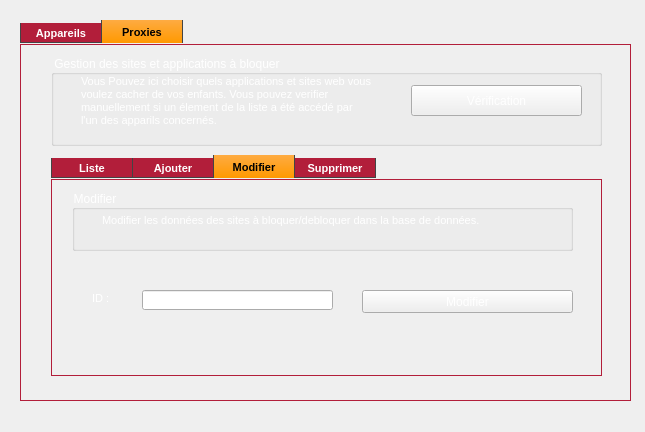
This is Proxy/mainwindow.ui in soumaya-nheri/Smart-parental-monitoring-system-2A25 as Qt 5 draws it before an edit. The edited form follows.
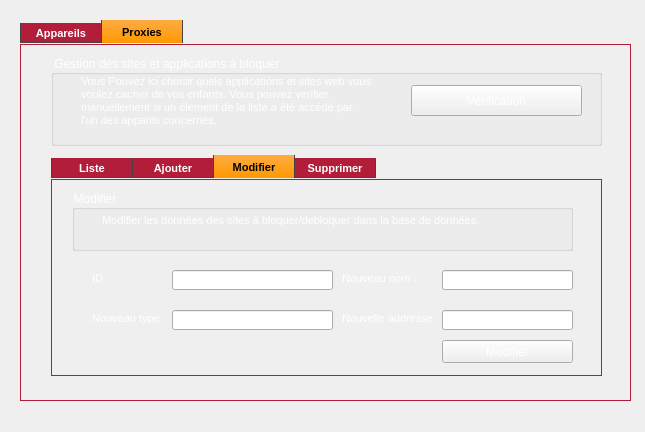
This is the edited form. The open tabs and pages were chosen to show the change.

What changed in the file:
```diff
--- a/Proxy/mainwindow.ui
+++ b/Proxy/mainwindow.ui
@@ -1473,9 +1473,9 @@
        <widget class="QLineEdit" name="lineEdit_nomappareil_9">
         <property name="geometry">
          <rect>
-          <x>90</x>
-          <y>110</y>
-          <width>191</width>
+          <x>120</x>
+          <y>90</y>
+          <width>161</width>
           <height>20</height>
          </rect>
         </property>
@@ -1484,7 +1484,7 @@
         <property name="geometry">
          <rect>
           <x>40</x>
-          <y>110</y>
+          <y>90</y>
           <width>111</width>
           <height>16</height>
          </rect>
@@ -1617,9 +1617,9 @@
        <widget class="QPushButton" name="modifiersite">
         <property name="geometry">
          <rect>
-          <x>310</x>
-          <y>110</y>
-          <width>211</width>
+          <x>390</x>
+          <y>160</y>
+          <width>131</width>
           <height>23</height>
          </rect>
         </property>
@@ -1627,6 +1627,438 @@
          <string>Modifier</string>
         </property>
        </widget>
+       <widget class="QLineEdit" name="lineEditnewtype">
+        <property name="geometry">
+         <rect>
+          <x>120</x>
+          <y>130</y>
+          <width>161</width>
+          <height>20</height>
+         </rect>
+        </property>
+       </widget>
+       <widget class="QLineEdit" name="lineEditnewname">
+        <property name="geometry">
+         <rect>
+          <x>390</x>
+          <y>90</y>
+          <width>131</width>
+          <height>20</height>
+         </rect>
+        </property>
+       </widget>
+       <widget class="QLineEdit" name="lineEditnewadr">
+        <property name="geometry">
+         <rect>
+          <x>390</x>
+          <y>130</y>
+          <width>131</width>
+          <height>20</height>
+         </rect>
+        </property>
+       </widget>
+       <widget class="QLabel" name="label_29">
+        <property name="geometry">
+         <rect>
+          <x>40</x>
+          <y>130</y>
+          <width>111</width>
+          <height>16</height>
+         </rect>
+        </property>
+        <property name="styleSheet">
+         <string notr="true">/*Copyright (c) DevSec Studio. All rights reserved.
+
+MIT License
+
+Permission is hereby granted, free of charge, to any person obtaining a copy
+of this software and associated documentation files (the &quot;Software&quot;), to deal
+in the Software without restriction, including without limitation the rights
+to use, copy, modify, merge, publish, distribute, sublicense, and/or sell
+copies of the Software, and to permit persons to whom the Software is
+furnished to do so, subject to the following conditions:
+
+The above copyright notice and this permission notice shall be included in all
+copies or substantial portions of the Software.
+
+THE SOFTWARE IS PROVIDED *AS IS*, WITHOUT WARRANTY OF ANY KIND, EXPRESS OR
+IMPLIED, INCLUDING BUT NOT LIMITED TO THE WARRANTIES OF MERCHANTABILITY,
+FITNESS FOR A PARTICULAR PURPOSE AND NONINFRINGEMENT. IN NO EVENT SHALL THE
+AUTHORS OR COPYRIGHT HOLDERS BE LIABLE FOR ANY CLAIM, DAMAGES OR OTHER
+LIABILITY, WHETHER IN AN ACTION OF CONTRACT, TORT OR OTHERWISE, ARISING FROM,
+OUT OF OR IN CONNECTION WITH THE SOFTWARE OR THE USE OR OTHER DEALINGS IN THE SOFTWARE.
+*/
+
+/*-----QWidget-----*/
+QWidget
+{
+	background-color: QLinearGradient(x1:0, y1:0, x2:0, y2:1, stop:1 #212121, stop:.4 #343434);
+	color: #ffffff;
+	border-color: #000000;
+
+}
+
+
+/*-----QLabel-----*/
+QLabel
+{
+	background-color: transparent;
+	color: #fff;
+	font-size: 8pt;
+	border-color: #ffffff;
+
+}
+
+
+/*-----QToolButton-----*/
+QToolButton
+{
+	background-color: qlineargradient(spread:repeat, x1:1, y1:0, x2:1, y2:1, stop:0 rgba(254, 171, 66, 255),stop:1 rgba(255, 153, 0, 255));
+	color: #000;
+	font-size: 14pt;
+	border-radius: 4px;
+	padding: 10px;
+
+}
+
+
+QToolButton::pressed
+{
+	background-color: #6b960f;
+
+}
+
+
+/*-----QTabWidget-----*/
+QTabBar::tab
+{
+	font-size: 8pt;
+	font-weight: bold;
+	width: 80px;
+    border: 1px solid #444;
+    border-bottom-style: none;
+	border-top-style: none;
+    background-color: #323232;
+    padding-top: 3px;
+    padding-bottom: 2px;
+    margin-right: -1px;
+
+}
+
+QTabWidget::pane 
+{
+    border: 1px solid qlineargradient(spread:repeat, x1:1, y1:0, x2:1, y2:1, stop:0 rgba(254, 171, 66, 255),stop:1 rgba(255, 153, 0, 255));
+    top: 1px;
+
+}
+
+QTabBar::tab:last
+{
+    margin-right: 0; 
+
+}
+
+QTabBar::tab:first:!selected
+{
+	margin-left: 0px; 
+
+}
+
+QTabBar::tab:!selected
+{
+    color: #fff;
+    border-bottom-style: solid;
+    margin-top: 3px;
+    background-color: QLinearGradient(x1:0, y1:0, x2:0, y2:1, stop:1 #212121, stop:.4 #343434);
+
+}
+
+QTabBar::tab:selected
+{
+	background-color: qlineargradient(spread:repeat, x1:1, y1:0, x2:1, y2:1, stop:0 rgba(254, 171, 66, 255),stop:1 rgba(255, 153, 0, 255));
+	color: #000;
+    margin-bottom: 0px;
+
+}
+
+QTabBar::tab:!selected:hover
+{
+    background-color: QLinearGradient(x1:0, y1:0, x2:0, y2:1, stop:1 #212121, stop:0.4 #343434, stop:0.2 #343434, stop:0.1 #ffaa00);
+
+}</string>
+        </property>
+        <property name="text">
+         <string>Nouveau type :</string>
+        </property>
+       </widget>
+       <widget class="QLabel" name="label_30">
+        <property name="geometry">
+         <rect>
+          <x>290</x>
+          <y>90</y>
+          <width>111</width>
+          <height>16</height>
+         </rect>
+        </property>
+        <property name="styleSheet">
+         <string notr="true">/*Copyright (c) DevSec Studio. All rights reserved.
+
+MIT License
+
+Permission is hereby granted, free of charge, to any person obtaining a copy
+of this software and associated documentation files (the &quot;Software&quot;), to deal
+in the Software without restriction, including without limitation the rights
+to use, copy, modify, merge, publish, distribute, sublicense, and/or sell
+copies of the Software, and to permit persons to whom the Software is
+furnished to do so, subject to the following conditions:
+
+The above copyright notice and this permission notice shall be included in all
+copies or substantial portions of the Software.
+
+THE SOFTWARE IS PROVIDED *AS IS*, WITHOUT WARRANTY OF ANY KIND, EXPRESS OR
+IMPLIED, INCLUDING BUT NOT LIMITED TO THE WARRANTIES OF MERCHANTABILITY,
+FITNESS FOR A PARTICULAR PURPOSE AND NONINFRINGEMENT. IN NO EVENT SHALL THE
+AUTHORS OR COPYRIGHT HOLDERS BE LIABLE FOR ANY CLAIM, DAMAGES OR OTHER
+LIABILITY, WHETHER IN AN ACTION OF CONTRACT, TORT OR OTHERWISE, ARISING FROM,
+OUT OF OR IN CONNECTION WITH THE SOFTWARE OR THE USE OR OTHER DEALINGS IN THE SOFTWARE.
+*/
+
+/*-----QWidget-----*/
+QWidget
+{
+	background-color: QLinearGradient(x1:0, y1:0, x2:0, y2:1, stop:1 #212121, stop:.4 #343434);
+	color: #ffffff;
+	border-color: #000000;
+
+}
+
+
+/*-----QLabel-----*/
+QLabel
+{
+	background-color: transparent;
+	color: #fff;
+	font-size: 8pt;
+	border-color: #ffffff;
+
+}
+
+
+/*-----QToolButton-----*/
+QToolButton
+{
+	background-color: qlineargradient(spread:repeat, x1:1, y1:0, x2:1, y2:1, stop:0 rgba(254, 171, 66, 255),stop:1 rgba(255, 153, 0, 255));
+	color: #000;
+	font-size: 14pt;
+	border-radius: 4px;
+	padding: 10px;
+
+}
+
+
+QToolButton::pressed
+{
+	background-color: #6b960f;
+
+}
+
+
+/*-----QTabWidget-----*/
+QTabBar::tab
+{
+	font-size: 8pt;
+	font-weight: bold;
+	width: 80px;
+    border: 1px solid #444;
+    border-bottom-style: none;
+	border-top-style: none;
+    background-color: #323232;
+    padding-top: 3px;
+    padding-bottom: 2px;
+    margin-right: -1px;
+
+}
+
+QTabWidget::pane 
+{
+    border: 1px solid qlineargradient(spread:repeat, x1:1, y1:0, x2:1, y2:1, stop:0 rgba(254, 171, 66, 255),stop:1 rgba(255, 153, 0, 255));
+    top: 1px;
+
+}
+
+QTabBar::tab:last
+{
+    margin-right: 0; 
+
+}
+
+QTabBar::tab:first:!selected
+{
+	margin-left: 0px; 
+
+}
+
+QTabBar::tab:!selected
+{
+    color: #fff;
+    border-bottom-style: solid;
+    margin-top: 3px;
+    background-color: QLinearGradient(x1:0, y1:0, x2:0, y2:1, stop:1 #212121, stop:.4 #343434);
+
+}
+
+QTabBar::tab:selected
+{
+	background-color: qlineargradient(spread:repeat, x1:1, y1:0, x2:1, y2:1, stop:0 rgba(254, 171, 66, 255),stop:1 rgba(255, 153, 0, 255));
+	color: #000;
+    margin-bottom: 0px;
+
+}
+
+QTabBar::tab:!selected:hover
+{
+    background-color: QLinearGradient(x1:0, y1:0, x2:0, y2:1, stop:1 #212121, stop:0.4 #343434, stop:0.2 #343434, stop:0.1 #ffaa00);
+
+}</string>
+        </property>
+        <property name="text">
+         <string>Nouveau nom :</string>
+        </property>
+       </widget>
+       <widget class="QLabel" name="label_31">
+        <property name="geometry">
+         <rect>
+          <x>290</x>
+          <y>130</y>
+          <width>111</width>
+          <height>16</height>
+         </rect>
+        </property>
+        <property name="styleSheet">
+         <string notr="true">/*Copyright (c) DevSec Studio. All rights reserved.
+
+MIT License
+
+Permission is hereby granted, free of charge, to any person obtaining a copy
+of this software and associated documentation files (the &quot;Software&quot;), to deal
+in the Software without restriction, including without limitation the rights
+to use, copy, modify, merge, publish, distribute, sublicense, and/or sell
+copies of the Software, and to permit persons to whom the Software is
+furnished to do so, subject to the following conditions:
+
+The above copyright notice and this permission notice shall be included in all
+copies or substantial portions of the Software.
+
+THE SOFTWARE IS PROVIDED *AS IS*, WITHOUT WARRANTY OF ANY KIND, EXPRESS OR
+IMPLIED, INCLUDING BUT NOT LIMITED TO THE WARRANTIES OF MERCHANTABILITY,
+FITNESS FOR A PARTICULAR PURPOSE AND NONINFRINGEMENT. IN NO EVENT SHALL THE
+AUTHORS OR COPYRIGHT HOLDERS BE LIABLE FOR ANY CLAIM, DAMAGES OR OTHER
+LIABILITY, WHETHER IN AN ACTION OF CONTRACT, TORT OR OTHERWISE, ARISING FROM,
+OUT OF OR IN CONNECTION WITH THE SOFTWARE OR THE USE OR OTHER DEALINGS IN THE SOFTWARE.
+*/
+
+/*-----QWidget-----*/
+QWidget
+{
+	background-color: QLinearGradient(x1:0, y1:0, x2:0, y2:1, stop:1 #212121, stop:.4 #343434);
+	color: #ffffff;
+	border-color: #000000;
+
+}
+
+
+/*-----QLabel-----*/
+QLabel
+{
+	background-color: transparent;
+	color: #fff;
+	font-size: 8pt;
+	border-color: #ffffff;
+
+}
+
+
+/*-----QToolButton-----*/
+QToolButton
+{
+	background-color: qlineargradient(spread:repeat, x1:1, y1:0, x2:1, y2:1, stop:0 rgba(254, 171, 66, 255),stop:1 rgba(255, 153, 0, 255));
+	color: #000;
+	font-size: 14pt;
+	border-radius: 4px;
+	padding: 10px;
+
+}
+
+
+QToolButton::pressed
+{
+	background-color: #6b960f;
+
+}
+
+
+/*-----QTabWidget-----*/
+QTabBar::tab
+{
+	font-size: 8pt;
+	font-weight: bold;
+	width: 80px;
+    border: 1px solid #444;
+    border-bottom-style: none;
+	border-top-style: none;
+    background-color: #323232;
+    padding-top: 3px;
+    padding-bottom: 2px;
+    margin-right: -1px;
+
+}
+
+QTabWidget::pane 
+{
+    border: 1px solid qlineargradient(spread:repeat, x1:1, y1:0, x2:1, y2:1, stop:0 rgba(254, 171, 66, 255),stop:1 rgba(255, 153, 0, 255));
+    top: 1px;
+
+}
+
+QTabBar::tab:last
+{
+    margin-right: 0; 
+
+}
+
+QTabBar::tab:first:!selected
+{
+	margin-left: 0px; 
+
+}
+
+QTabBar::tab:!selected
+{
+    color: #fff;
+    border-bottom-style: solid;
+    margin-top: 3px;
+    background-color: QLinearGradient(x1:0, y1:0, x2:0, y2:1, stop:1 #212121, stop:.4 #343434);
+
+}
+
+QTabBar::tab:selected
+{
+	background-color: qlineargradient(spread:repeat, x1:1, y1:0, x2:1, y2:1, stop:0 rgba(254, 171, 66, 255),stop:1 rgba(255, 153, 0, 255));
+	color: #000;
+    margin-bottom: 0px;
+
+}
+
+QTabBar::tab:!selected:hover
+{
+    background-color: QLinearGradient(x1:0, y1:0, x2:0, y2:1, stop:1 #212121, stop:0.4 #343434, stop:0.2 #343434, stop:0.1 #ffaa00);
+
+}</string>
+        </property>
+        <property name="text">
+         <string>Nouvelle addresse :</string>
+        </property>
+       </widget>
       </widget>
       <widget class="QWidget" name="tab">
        <attribute name="title">
```
Left out of the diff: 19 changed lines with no effect on the pictures.
